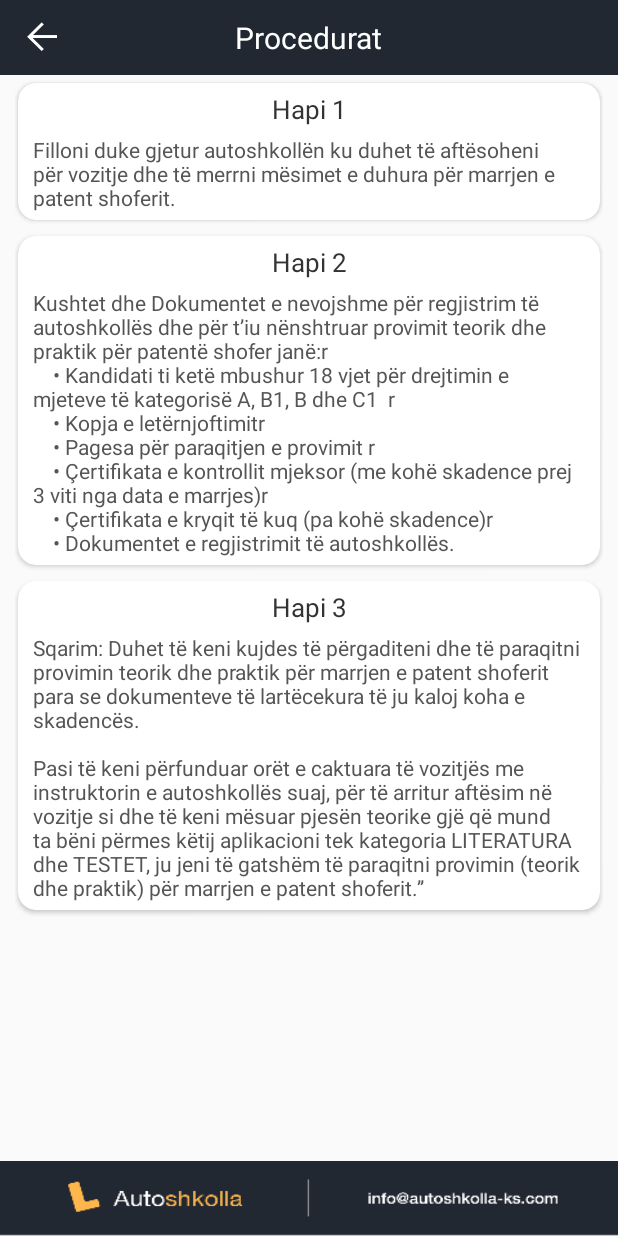
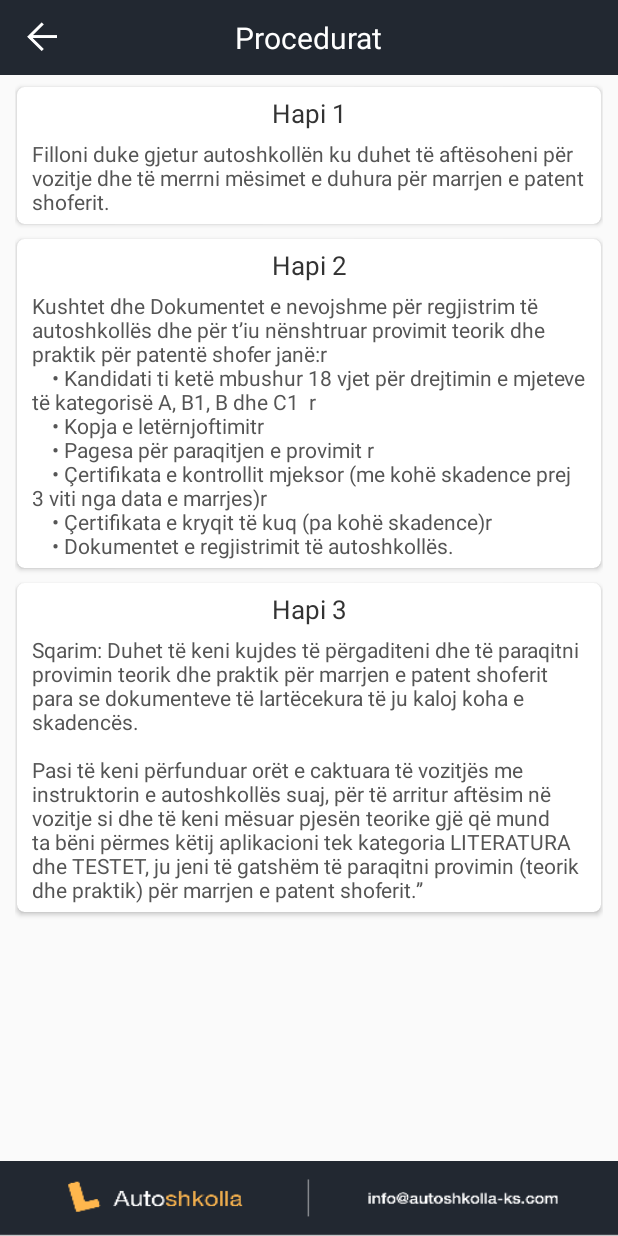
Before and after one commit to grannitsejdiu/Autoshkolla, an Android app: the Procedurat_Activity screen opened directly, with no data from a screen before it, on a phone screen of 412 x 824 dp. Run offline under Robolectric (Android 15) with nearby library versions, the phone set to English and light mode, and no system bars; our stand-ins replace AdMob.

Commit message:
Bux fixes

```diff
--- a/app/src/main/java/co/tenton/admin/autoshkolla/Testet/TestResultsFormActivity.java
+++ b/app/src/main/java/co/tenton/admin/autoshkolla/Testet/TestResultsFormActivity.java
@@ -208,7 +208,7 @@ public class TestResultsFormActivity extends AppCompatActivity {
         ObjectAnimator progressAnimator = ObjectAnimator.ofInt(mProgressBar, "progress", 0, progressBarValue);
         progressAnimator.setDuration(1000);
 
-        if (progressBarValue >= 90){
+        if (progressBarValue < 100 && progressBarValue >= 90){
             mProgressBar.setProgressDrawable(getResources().getDrawable(R.drawable.circular_green_progressbar));
             progressBarPercentage.setTextColor(Constants.successColor);
             progressBarPercentage.setText(progressBarValue + "%");
@@ -217,6 +217,9 @@ public class TestResultsFormActivity extends AppCompatActivity {
 
         }
         else if (progressBarValue == 100){
+            mProgressBar.setProgressDrawable(getResources().getDrawable(R.drawable.circular_green_progressbar));
+            progressBarPercentage.setTextColor(Constants.successColor);
+            progressBarPercentage.setText(progressBarValue + "%");
             testResultStatus.setTextColor(Constants.successColor);
             testResultStatus.setText("SHKËLSHQYESHËM!!");
         }
--- a/app/src/main/res/layout/activity_ilustrimet_.xml
+++ b/app/src/main/res/layout/activity_ilustrimet_.xml
@@ -62,8 +62,8 @@
         android:layout_below="@id/ilustrimet_FormToolbar"
         android:id="@+id/recyclerView_Ilustrimet"
         android:layout_above="@+id/adView"
-        android:paddingStart="5dp"
-        android:paddingEnd="5dp"
+        android:paddingStart="10dp"
+        android:paddingEnd="10dp"
         android:layout_width="match_parent"
         android:layout_height="match_parent"
         app:layout_behavior="@string/appbar_scrolling_view_behavior">
--- a/app/src/main/res/layout/cardview_nocionet.xml
+++ b/app/src/main/res/layout/cardview_nocionet.xml
@@ -8,7 +8,7 @@
     android:layout_marginBottom="5dp"
     android:layout_marginStart="2dp"
     android:layout_marginEnd="2dp"
-    card_view:cardCornerRadius="12dp"
+    card_view:cardCornerRadius="5dp"
     card_view:cardBackgroundColor="#FFFFFF"
     android:clickable="true"
     >
--- a/app/src/main/res/layout/cardview_procedurat.xml
+++ b/app/src/main/res/layout/cardview_procedurat.xml
@@ -4,11 +4,11 @@
     android:layout_width="match_parent"
     android:layout_height="wrap_content"
     xmlns:card_view="http://schemas.android.com/apk/res-auto"
-    android:layout_marginTop="5dp"
-    android:layout_marginBottom="5dp"
-    android:layout_marginStart="2dp"
-    android:layout_marginEnd="2dp"
-    card_view:cardCornerRadius="12dp"
+    android:layout_marginTop="8dp"
+    android:layout_marginBottom="2dp"
+    android:layout_marginStart="1dp"
+    android:layout_marginEnd="1dp"
+    card_view:cardCornerRadius="5dp"
     card_view:cardBackgroundColor="#FFFFFF"
     android:clickable="true"
     >
--- a/app/src/main/res/layout/cardview_sinjalizimi_horizontal.xml
+++ b/app/src/main/res/layout/cardview_sinjalizimi_horizontal.xml
@@ -8,7 +8,7 @@
     android:layout_marginBottom="5dp"
     android:layout_marginStart="2dp"
     android:layout_marginEnd="2dp"
-    card_view:cardCornerRadius="12dp"
+    card_view:cardCornerRadius="5dp"
     card_view:cardBackgroundColor="#FFFFFF"
     android:clickable="true">
 
--- a/app/src/main/res/values/strings.xml
+++ b/app/src/main/res/values/strings.xml
@@ -5,7 +5,7 @@
     <string name="hello_blank_fragment">Hello blank fragment</string>
     <string name="title_activity_autoshkolla_maps">Map</string>
     <string name="title_activity_autoshkolla__profile">Autoshkolla_Profile</string>
-    <string name="banner_ad_unit_id">ca-app-pub-5366250438818219/1635177086</string>
+    <string name="banner_ad_unit_id">ca-app-pub-5366250438818219/5426248285</string>
     <string name="interstitial_ad_unit_id">ca-app-pub-5366250438818219/2333181085</string>
 
     <string name="procedura1">
```
Also changed, not shown: app/src/main/res/layout/cardview_ilustrimet.xml (+7 -7 lines), app/src/main/res/drawable-mdpi/youtube.png (added).
